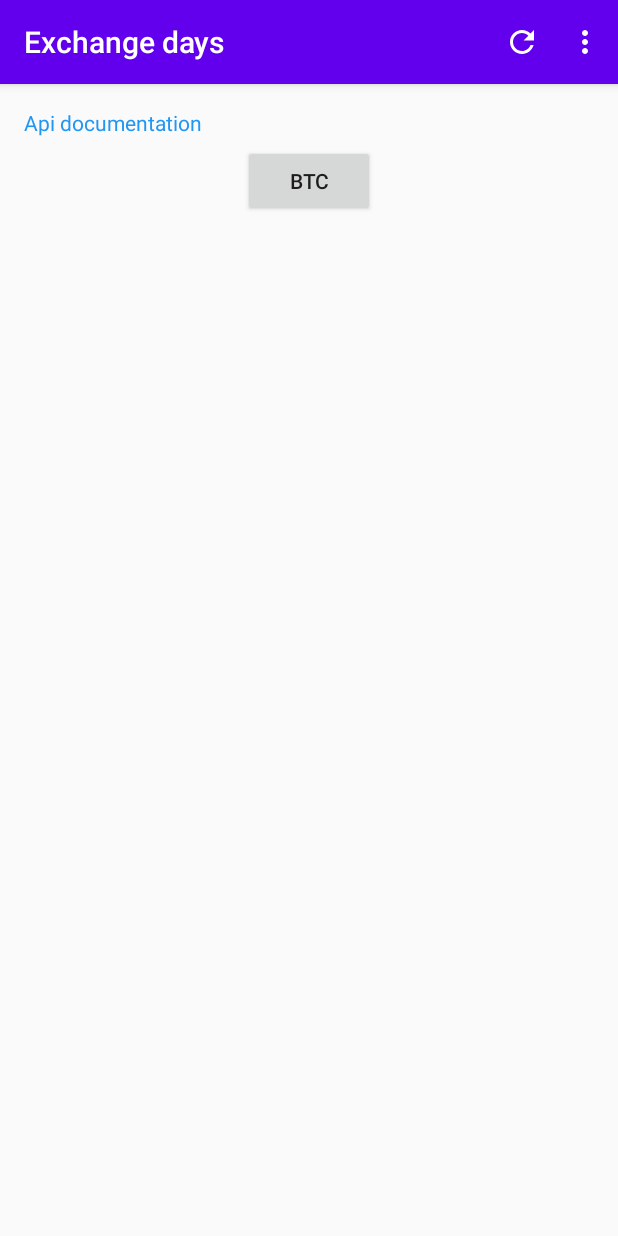
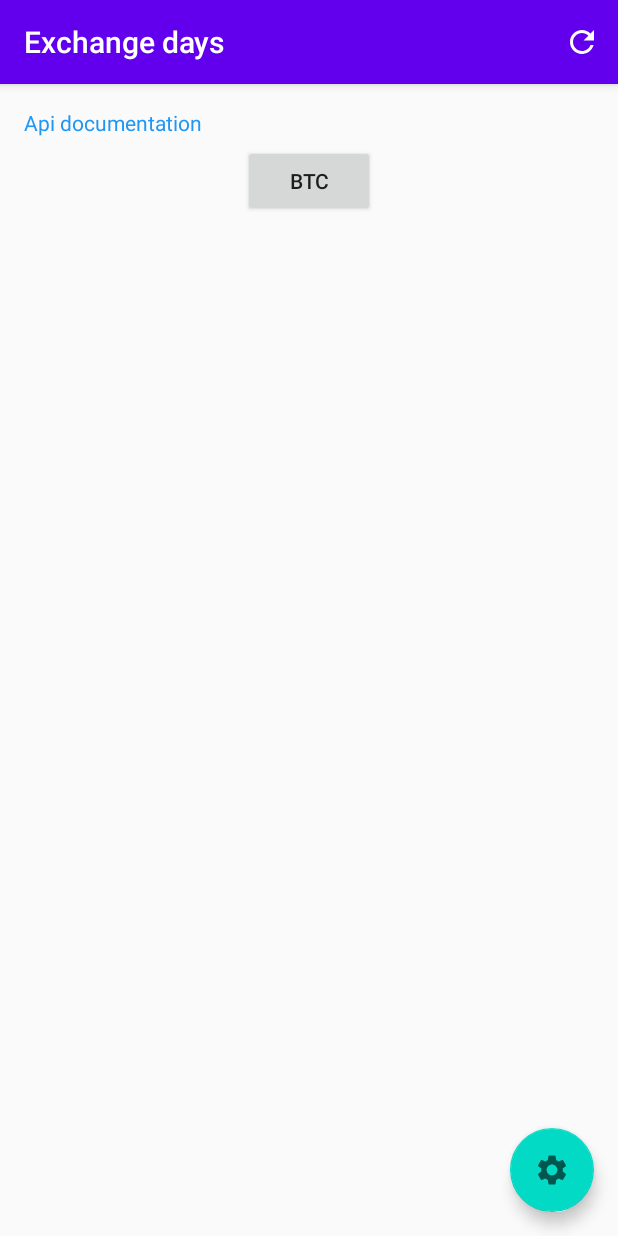
Before and after one commit to AleksMa/AndroidRKs, an Android app: the screen it shows after launch (MainActivity), after a tap on an icon or button, on a phone screen of 412 x 824 dp. Run offline under Robolectric (Android 15) with nearby library versions, the phone set to English and light mode, and no system bars; our stand-ins replace navigation-ui; 1 statement that could not run was skipped.

Commit message:
added floating action bar

```diff
--- a/RK1/app/build.gradle
+++ b/RK1/app/build.gradle
@@ -43,6 +43,7 @@ android {
 dependencies {
     def lifecycle_version = "2.2.0"
 
+    implementation 'androidx.coordinatorlayout:coordinatorlayout:1.1.0'
     implementation fileTree(dir: "libs", include: ["*.jar"])
     implementation "org.jetbrains.kotlin:kotlin-stdlib:$kotlin_version"
     implementation 'androidx.core:core-ktx:1.3.2'
--- a/RK1/app/src/main/java/com/bmstu/iu9/swimrunners/androidrk1/activities/MainActivity.kt
+++ b/RK1/app/src/main/java/com/bmstu/iu9/swimrunners/androidrk1/activities/MainActivity.kt
@@ -4,6 +4,7 @@ import android.content.Intent
 import android.os.Bundle
 import android.view.Menu
 import android.view.MenuItem
+import android.widget.Toast
 import androidx.activity.viewModels
 import androidx.appcompat.app.AppCompatActivity
 import androidx.navigation.findNavController
@@ -14,11 +15,16 @@ import androidx.navigation.ui.setupActionBarWithNavController
 import com.bmstu.iu9.swimrunners.androidrk1.R
 import com.bmstu.iu9.swimrunners.androidrk1.fragments.ListFragment
 import com.bmstu.iu9.swimrunners.androidrk1.viewModels.RestCoinViewModel
+import com.google.android.material.floatingactionbutton.FloatingActionButton
+
 
 class MainActivity : AppCompatActivity() {
     private lateinit var appBarConfiguration: AppBarConfiguration
 
     private val vm: RestCoinViewModel by viewModels()
+
+    private lateinit var fab: FloatingActionButton
+
 
     override fun onCreate(savedInstanceState: Bundle?) {
         super.onCreate(savedInstanceState)
@@ -29,6 +35,11 @@ class MainActivity : AppCompatActivity() {
         val navController = navHostFragment.navController
         appBarConfiguration = AppBarConfiguration(navController.graph)
         setupActionBarWithNavController(navController, appBarConfiguration)
+
+        fab = findViewById(R.id.fab)
+        fab.setOnClickListener {
+            startActivity(Intent(this, SettingsActivity::class.java))
+        }
     }
 
     override fun onSupportNavigateUp(): Boolean {
@@ -45,9 +56,7 @@ class MainActivity : AppCompatActivity() {
     override fun onOptionsItemSelected(item: MenuItem): Boolean {
         val itemID: Int = item.itemId
 
-        if (itemID == R.id.settings_menu_item) {
-            startActivity(Intent(this, SettingsActivity::class.java))
-        } else if (itemID == R.id.refresh_menu_item) {
+        if (itemID == R.id.refresh_menu_item) {
             vm.loadTimeseries(ListFragment.currentCryptoType)
         }
 
--- /dev/null
+++ b/RK1/app/src/main/res/drawable/ic_baseline_settings_24.xml
@@ -0,0 +1,10 @@
+<vector xmlns:android="http://schemas.android.com/apk/res/android"
+    android:width="24dp"
+    android:height="24dp"
+    android:viewportWidth="24"
+    android:viewportHeight="24"
+    android:tint="?attr/colorControlNormal">
+  <path
+      android:fillColor="@android:color/white"
+      android:pathData="M19.14,12.94c0.04,-0.3 0.06,-0.61 0.06,-0.94c0,-0.32 -0.02,-0.64 -0.07,-0.94l2.03,-1.58c0.18,-0.14 0.23,-0.41 0.12,-0.61l-1.92,-3.32c-0.12,-0.22 -0.37,-0.29 -0.59,-0.22l-2.39,0.96c-0.5,-0.38 -1.03,-0.7 -1.62,-0.94L14.4,2.81c-0.04,-0.24 -0.24,-0.41 -0.48,-0.41h-3.84c-0.24,0 -0.43,0.17 -0.47,0.41L9.25,5.35C8.66,5.59 8.12,5.92 7.63,6.29L5.24,5.33c-0.22,-0.08 -0.47,0 -0.59,0.22L2.74,8.87C2.62,9.08 2.66,9.34 2.86,9.48l2.03,1.58C4.84,11.36 4.8,11.69 4.8,12s0.02,0.64 0.07,0.94l-2.03,1.58c-0.18,0.14 -0.23,0.41 -0.12,0.61l1.92,3.32c0.12,0.22 0.37,0.29 0.59,0.22l2.39,-0.96c0.5,0.38 1.03,0.7 1.62,0.94l0.36,2.54c0.05,0.24 0.24,0.41 0.48,0.41h3.84c0.24,0 0.44,-0.17 0.47,-0.41l0.36,-2.54c0.59,-0.24 1.13,-0.56 1.62,-0.94l2.39,0.96c0.22,0.08 0.47,0 0.59,-0.22l1.92,-3.32c0.12,-0.22 0.07,-0.47 -0.12,-0.61L19.14,12.94zM12,15.6c-1.98,0 -3.6,-1.62 -3.6,-3.6s1.62,-3.6 3.6,-3.6s3.6,1.62 3.6,3.6S13.98,15.6 12,15.6z"/>
+</vector>
--- a/RK1/app/src/main/res/layout/activity_main.xml
+++ b/RK1/app/src/main/res/layout/activity_main.xml
@@ -1,11 +1,18 @@
 <?xml version="1.0" encoding="utf-8"?>
-<LinearLayout xmlns:android="http://schemas.android.com/apk/res/android"
-    xmlns:app="http://schemas.android.com/apk/res-auto"
-    xmlns:tools="http://schemas.android.com/tools"
+<androidx.coordinatorlayout.widget.CoordinatorLayout xmlns:android="http://schemas.android.com/apk/res/android"
     android:layout_width="match_parent"
     android:layout_height="match_parent"
-    android:orientation="vertical"
-    tools:context=".activities.MainActivity">
+    xmlns:app="http://schemas.android.com/apk/res-auto"
+    android:id="@+id/coordinator_layout">
+
+    <com.google.android.material.floatingactionbutton.FloatingActionButton
+        android:id="@+id/fab"
+        android:layout_width="wrap_content"
+        android:layout_height="wrap_content"
+        android:layout_gravity="end|bottom"
+        android:src="@drawable/ic_baseline_settings_24"
+        android:contentDescription="TODO"
+        android:layout_margin="16dp" />
 
     <androidx.fragment.app.FragmentContainerView
         android:id="@+id/main_fragment"
@@ -15,4 +22,4 @@
         app:defaultNavHost="true"
         app:navGraph="@navigation/navigation" />
 
-</LinearLayout>
+</androidx.coordinatorlayout.widget.CoordinatorLayout>
--- a/RK1/app/src/main/res/menu/menu.xml
+++ b/RK1/app/src/main/res/menu/menu.xml
@@ -6,9 +6,4 @@
         android:icon="@drawable/ic_refresh_24"
         android:title=""
         app:showAsAction="ifRoom" />
-
-    <item
-        android:id="@+id/settings_menu_item"
-        android:title="@string/settings_menu_item"
-        app:showAsAction="never" />
 </menu>
--- /dev/null
+++ b/RK1/app/src/main/res/values/dimens.xml
@@ -0,0 +1,15 @@
+<?xml version="1.0" encoding="utf-8"?>
+<resources>
+    <!--
+    Because the window insets on round devices are larger than 15dp, this padding only applies
+    to square screens.
+    -->
+    <dimen name="box_inset_layout_padding">0dp</dimen>
+
+    <!--
+    This padding applies to both square and round screens. The total padding between the buttons
+    and the window insets is box_inset_layout_padding (above variable) on square screens and
+    inner_frame_layout_padding (below variable) on round screens.
+    -->
+    <dimen name="inner_frame_layout_padding">5dp</dimen>
+</resources>
```
